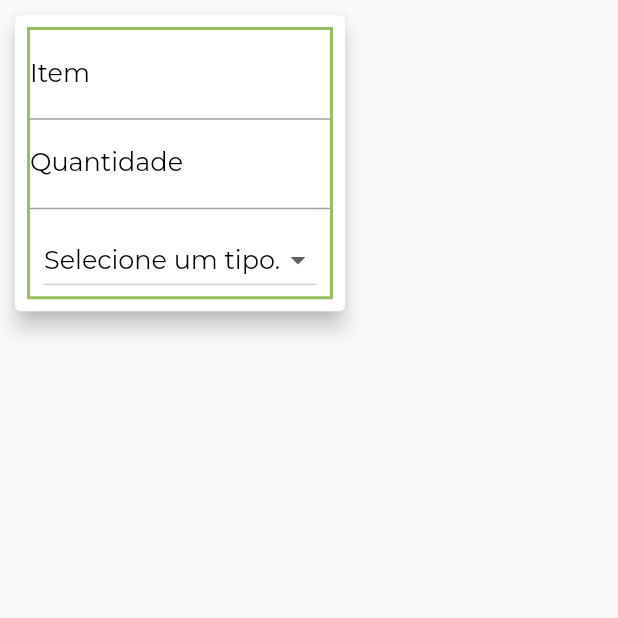
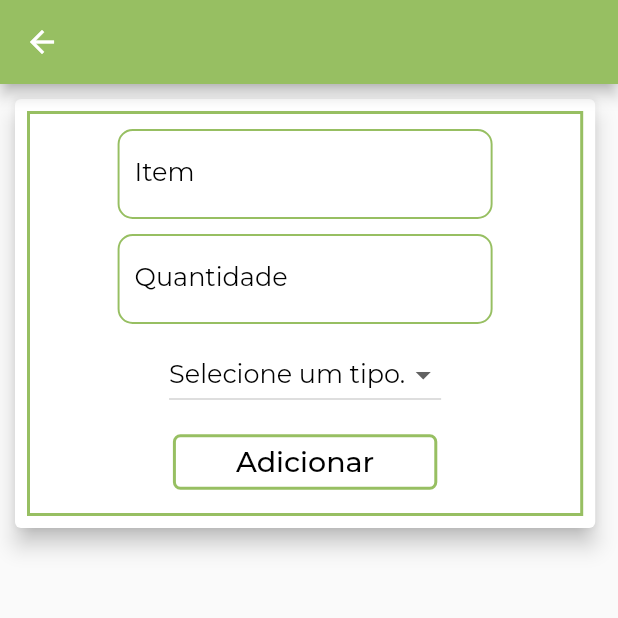
Before and after one commit to M-antunes/Market_list, a Flutter app: the ItemForm screen opened directly with empty values, on a phone screen of 412 x 824 dp, the top half of it. Run offline on Flutter 3.47's test engine with Material 2 defaults, Android fonts, the phone set to English and light mode, and no system bars; our stand-ins replace google_fonts; network calls fail.

Commit message:
item form improved

```diff
--- a/lib/app.dart
+++ b/lib/app.dart
@@ -1,5 +1,5 @@
 import 'package:flutter/material.dart';
-import 'package:market_list/modules/home/home.dart';
+import 'package:market_list/modules/my_lists/my_list_page.dart';
 
 class MarketList extends StatelessWidget {
   // This widget is the root of your application.
@@ -8,6 +8,6 @@ class MarketList extends StatelessWidget {
     return MaterialApp(
         debugShowCheckedModeBanner: false,
         theme: ThemeData(),
-        home: HomePage());
+        home: MyListPage());
   }
 }
--- a/lib/widgets/item_form.dart
+++ b/lib/widgets/item_form.dart
@@ -37,45 +37,33 @@ class _ItemFormState extends State<ItemForm> {
 
   @override
   Widget build(BuildContext context) {
+    final boxSizes = MediaQuery.of(context).size;
     final keybordSize = MediaQuery.of(context).viewInsets.bottom;
-    return SingleChildScrollView(
+    return Scaffold(
+      appBar: AppBar(
+        backgroundColor: AppColors.primary,
+      ),
+      body: SingleChildScrollView(
         child: Card(
           elevation: 6,
-        margin:
-            EdgeInsets.only(top: 10, left: 10, right: 10, bottom: keybordSize),
+          margin: EdgeInsets.only(
+              top: 10, left: 10, right: 10, bottom: keybordSize),
           child: Padding(
             padding: EdgeInsets.all(8.0),
             child: Container(
+              width: boxSizes.width * 0.9,
               decoration: BoxDecoration(
                 border: Border.all(color: AppColors.primary, width: 2),
               ),
               child: Column(
                 mainAxisSize: MainAxisSize.min,
                 children: [
-                Container(
-                  width: 200,
-                  child: TextField(
-                    textCapitalization: TextCapitalization.words,
-                    controller: _titleController,
-                    decoration: InputDecoration(
-                      labelText: 'Item',
-                      labelStyle: AppTextStyles.formText,
-                    ),
-                    onSubmitted: (_) => _submitForm(),
-                  ),
-                ),
-                Container(
-                  width: 200,
-                  child: TextField(
-                    keyboardType: TextInputType.number,
-                    controller: _qntController,
-                    decoration: InputDecoration(
-                      labelText: 'Quantidade',
-                      labelStyle: AppTextStyles.formText,
-                    ),
-                    onSubmitted: (_) => _submitForm(),
-                  ),
-                ),
+                  SizedBox(height: 10),
+                  showContainerForm(
+                      'Item', _titleController, TextInputType.name),
+                  SizedBox(height: 10),
+                  showContainerForm(
+                      'Quantidade', _qntController, TextInputType.number),
                   SizedBox(height: 10),
                   DropdownButton(
                       hint: Text(
@@ -86,7 +74,6 @@ class _ItemFormState extends State<ItemForm> {
                       onChanged: (newValue) {
                         setState(() {
                           typeSelected = newValue;
-                        _submitForm();
                         });
                       },
                       items: _listOfTypes.map((type) {
@@ -95,11 +82,66 @@ class _ItemFormState extends State<ItemForm> {
                           child: Text(type, style: AppTextStyles.formText),
                         );
                       }).toList()),
+                  SizedBox(height: 10),
+                  MaterialButton(
+                    child: Container(
+                      decoration: BoxDecoration(
+                          border: Border.all(
+                            color: AppColors.primary,
+                            width: 2,
+                          ),
+                          borderRadius: BorderRadius.circular(5)),
+                      child: Padding(
+                        padding:
+                            EdgeInsets.symmetric(vertical: 5, horizontal: 40),
+                        child: Text(
+                          'Adicionar',
+                          style: AppTextStyles.subTitle,
+                        ),
+                      ),
+                    ),
+                    onPressed: () {
+                      _submitForm();
+                    },
+                  ),
+                  SizedBox(height: 10),
                 ],
+              ),
             ),
           ),
         ),
       ),
     );
   }
+
+  showContainerForm(
+      String label, TextEditingController cntrl, TextInputType keybord) {
+    return Container(
+      decoration: BoxDecoration(
+        border: Border.all(
+          color: AppColors.primary,
+          width: 1.3,
+        ),
+        borderRadius: BorderRadius.circular(10),
+      ),
+      height: 60,
+      width: 250,
+      child: Padding(
+        padding: EdgeInsets.only(left: 10),
+        child: TextField(
+          keyboardType: keybord,
+          cursorHeight: 28,
+          cursorWidth: 2,
+          cursorColor: AppColors.primary,
+          textCapitalization: TextCapitalization.words,
+          controller: cntrl,
+          decoration: InputDecoration(
+            border: InputBorder.none,
+            labelText: label,
+            labelStyle: AppTextStyles.formText,
+          ),
+        ),
+      ),
+    );
   }
+}
--- a/lib/widgets/list_tile.dart
+++ b/lib/widgets/list_of_items.dart
@@ -75,7 +75,9 @@ class _ListOfItemsState extends State<ListOfItems> {
                       ),
                     ),
                     Container(
-                      child: IconButton(
+                      child: it.selected
+                          ? Container()
+                          : IconButton(
                               icon: Icon(Icons.close_rounded,
                                   color: Colors.red[200], size: 20),
                               onPressed: () {
```
Also changed, not shown: lib/modules/language_choice/language_choice.dart (deleted, +0 -42 lines), lib/modules/my_lists/my_list_page.dart (renamed from lib/modules/home/home.dart, +13 -16 lines). Lines whose indentation alone changed are shown as unchanged.
